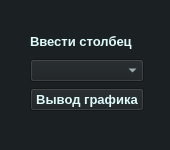
Before: the Qt Designer form diagram.ui in L1ghtOfQuazar/VargraphiX, drawn with Qt 5.
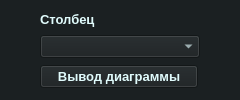
After: the same form once the commit is applied.

```diff
--- a/diagram.ui
+++ b/diagram.ui
@@ -1,37 +1,30 @@
 <?xml version="1.0" encoding="UTF-8"?>
 <ui version="4.0">
- <class>MainWindow</class>
- <widget class="QMainWindow" name="MainWindow">
+ <class>Formp</class>
+ <widget class="QWidget" name="Formp">
   <property name="geometry">
    <rect>
     <x>0</x>
     <y>0</y>
-    <width>170</width>
-    <height>150</height>
+    <width>240</width>
+    <height>100</height>
    </rect>
   </property>
-  <property name="sizePolicy">
-   <sizepolicy hsizetype="Fixed" vsizetype="Fixed">
-    <horstretch>0</horstretch>
-    <verstretch>0</verstretch>
-   </sizepolicy>
-  </property>
   <property name="minimumSize">
    <size>
-    <width>170</width>
-    <height>150</height>
+    <width>240</width>
+    <height>100</height>
    </size>
   </property>
   <property name="maximumSize">
    <size>
-    <width>170</width>
-    <height>150</height>
+    <width>240</width>
+    <height>100</height>
    </size>
   </property>
   <property name="windowTitle">
    <string>MainWindow</string>
   </property>
-  <widget class="QWidget" name="centralwidget">
    <property name="styleSheet">
     <string notr="true">QWidget {
 	color: #E0FBFC;
@@ -40,35 +33,52 @@
 	font-weight: 600;
 }</string>
    </property>
-   <widget class="QWidget" name="">
+  <widget class="QWidget" name="verticalLayoutWidget">
     <property name="geometry">
      <rect>
-      <x>30</x>
-      <y>30</y>
-      <width>114</width>
-      <height>81</height>
-     </rect>
-    </property>
-    <layout class="QGridLayout" name="gridLayout">
-     <item row="0" column="0">
+     <x>40</x>
+     <y>10</y>
+     <width>160</width>
+     <height>80</height>
+    </rect>
+   </property>
+   <layout class="QVBoxLayout" name="verticalLayout">
+    <item>
       <widget class="QLabel" name="stolb">
+      <property name="maximumSize">
+       <size>
+        <width>16777215</width>
+        <height>17</height>
+       </size>
+      </property>
        <property name="text">
-        <string>Ввести столбец</string>
+       <string>Столбец</string>
        </property>
       </widget>
      </item>
-     <item row="1" column="0">
-      <widget class="QComboBox" name="add"/>
-     </item>
-     <item row="2" column="0">
+    <item>
+     <widget class="QComboBox" name="add1"/>
+    </item>
+    <item>
       <widget class="QPushButton" name="conclusion">
+      <property name="sizePolicy">
+       <sizepolicy hsizetype="Maximum" vsizetype="Maximum">
+        <horstretch>0</horstretch>
+        <verstretch>0</verstretch>
+       </sizepolicy>
+      </property>
+      <property name="maximumSize">
+       <size>
+        <width>158</width>
+        <height>16777215</height>
+       </size>
+      </property>
        <property name="text">
-        <string>Вывод графика</string>
+       <string>Вывод диаграммы</string>
        </property>
       </widget>
      </item>
     </layout>
-   </widget>
   </widget>
  </widget>
  <resources/>
```
Left out of the diff: 2 changed lines with no effect on the pictures. Lines whose indentation alone changed are shown as unchanged.
